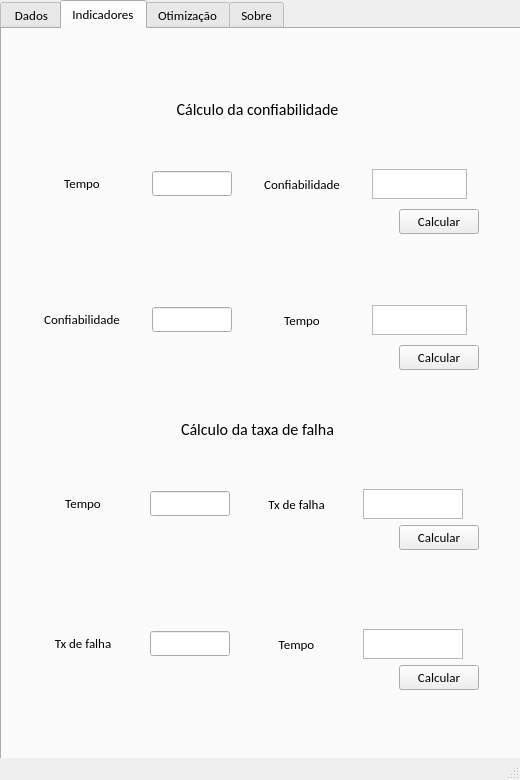
Qt form app/app_gui.ui (LukeKort/OCM) before a commit.
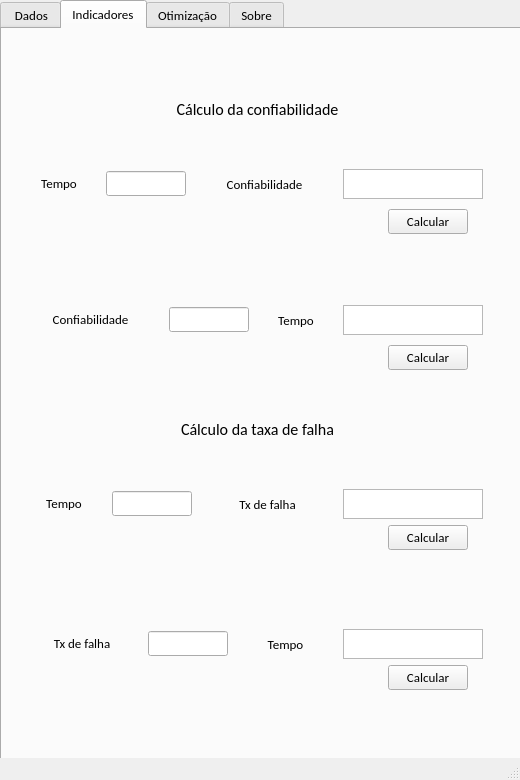
The same form after that commit. The open tabs and pages were chosen to show the change. Icons and pictures are not drawn.

```diff
--- a/app/app_gui.ui
+++ b/app/app_gui.ui
@@ -717,13 +717,13 @@
              <widget class="QLabel" name="label_8">
               <property name="sizePolicy">
                <sizepolicy hsizetype="Expanding" vsizetype="Fixed">
-                <horstretch>100</horstretch>
+                <horstretch>60</horstretch>
                 <verstretch>0</verstretch>
                </sizepolicy>
               </property>
               <property name="minimumSize">
                <size>
-                <width>120</width>
+                <width>60</width>
                 <height>0</height>
                </size>
               </property>
@@ -782,13 +782,13 @@
              <widget class="QLabel" name="label_9">
               <property name="sizePolicy">
                <sizepolicy hsizetype="Minimum" vsizetype="Preferred">
-                <horstretch>100</horstretch>
+                <horstretch>110</horstretch>
                 <verstretch>0</verstretch>
                </sizepolicy>
               </property>
               <property name="minimumSize">
                <size>
-                <width>120</width>
+                <width>110</width>
                 <height>0</height>
                </size>
               </property>
@@ -808,12 +808,23 @@
             </item>
             <item>
              <widget class="QTextBrowser" name="exibir_conf_para_tempo">
+              <property name="sizePolicy">
+               <sizepolicy hsizetype="Expanding" vsizetype="Expanding">
+                <horstretch>140</horstretch>
+                <verstretch>0</verstretch>
+               </sizepolicy>
+              </property>
               <property name="maximumSize">
                <size>
-                <width>100</width>
+                <width>140</width>
                 <height>30</height>
                </size>
               </property>
+              <property name="font">
+               <font>
+                <stylestrategy>PreferDefault</stylestrategy>
+               </font>
+              </property>
              </widget>
             </item>
             <item>
@@ -823,8 +834,8 @@
               </property>
               <property name="sizeHint" stdset="0">
                <size>
-                <width>40</width>
-                <height>20</height>
+                <width>20</width>
+                <height>10</height>
                </size>
               </property>
              </spacer>
@@ -863,7 +874,7 @@
               </property>
               <property name="sizeHint" stdset="0">
                <size>
-                <width>24</width>
+                <width>35</width>
                 <height>20</height>
                </size>
               </property>
@@ -890,7 +901,7 @@
              <widget class="QLabel" name="label_13">
               <property name="sizePolicy">
                <sizepolicy hsizetype="Expanding" vsizetype="Fixed">
-                <horstretch>100</horstretch>
+                <horstretch>110</horstretch>
                 <verstretch>0</verstretch>
                </sizepolicy>
               </property>
@@ -955,13 +966,13 @@
              <widget class="QLabel" name="label_14">
               <property name="sizePolicy">
                <sizepolicy hsizetype="Minimum" vsizetype="Preferred">
-                <horstretch>100</horstretch>
+                <horstretch>60</horstretch>
                 <verstretch>0</verstretch>
                </sizepolicy>
               </property>
               <property name="minimumSize">
                <size>
-                <width>120</width>
+                <width>60</width>
                 <height>0</height>
                </size>
               </property>
@@ -981,9 +992,15 @@
             </item>
             <item>
              <widget class="QTextBrowser" name="exibir_tempo_para_conf">
+              <property name="sizePolicy">
+               <sizepolicy hsizetype="Expanding" vsizetype="Expanding">
+                <horstretch>140</horstretch>
+                <verstretch>0</verstretch>
+               </sizepolicy>
+              </property>
               <property name="maximumSize">
                <size>
-                <width>100</width>
+                <width>140</width>
                 <height>30</height>
                </size>
               </property>
@@ -996,7 +1013,7 @@
               </property>
               <property name="sizeHint" stdset="0">
                <size>
-                <width>40</width>
+                <width>20</width>
                 <height>20</height>
                </size>
               </property>
@@ -1036,7 +1053,7 @@
               </property>
               <property name="sizeHint" stdset="0">
                <size>
-                <width>24</width>
+                <width>35</width>
                 <height>20</height>
                </size>
               </property>
@@ -1062,13 +1079,13 @@
              <widget class="QLabel" name="label_10">
               <property name="sizePolicy">
                <sizepolicy hsizetype="Expanding" vsizetype="Fixed">
-                <horstretch>100</horstretch>
+                <horstretch>60</horstretch>
                 <verstretch>0</verstretch>
                </sizepolicy>
               </property>
               <property name="minimumSize">
                <size>
-                <width>120</width>
+                <width>60</width>
                 <height>0</height>
                </size>
               </property>
@@ -1153,9 +1170,15 @@
             </item>
             <item>
              <widget class="QTextBrowser" name="exibir_falha_para_tempo">
+              <property name="minimumSize">
+               <size>
+                <width>140</width>
+                <height>0</height>
+               </size>
+              </property>
               <property name="maximumSize">
                <size>
-                <width>100</width>
+                <width>140</width>
                 <height>30</height>
                </size>
               </property>
@@ -1168,7 +1191,7 @@
               </property>
               <property name="sizeHint" stdset="0">
                <size>
-                <width>40</width>
+                <width>20</width>
                 <height>20</height>
                </size>
               </property>
@@ -1208,7 +1231,7 @@
               </property>
               <property name="sizeHint" stdset="0">
                <size>
-                <width>24</width>
+                <width>35</width>
                 <height>20</height>
                </size>
               </property>
@@ -1306,7 +1329,7 @@
               </property>
               <property name="minimumSize">
                <size>
-                <width>120</width>
+                <width>60</width>
                 <height>0</height>
                </size>
               </property>
@@ -1326,9 +1349,15 @@
             </item>
             <item>
              <widget class="QTextBrowser" name="exibir_tempo_p_falha">
+              <property name="minimumSize">
+               <size>
+                <width>140</width>
+                <height>0</height>
+               </size>
+              </property>
               <property name="maximumSize">
                <size>
-                <width>100</width>
+                <width>140</width>
                 <height>30</height>
                </size>
               </property>
@@ -1341,7 +1370,7 @@
               </property>
               <property name="sizeHint" stdset="0">
                <size>
-                <width>40</width>
+                <width>20</width>
                 <height>20</height>
                </size>
               </property>
@@ -1381,7 +1410,7 @@
               </property>
               <property name="sizeHint" stdset="0">
                <size>
-                <width>24</width>
+                <width>35</width>
                 <height>20</height>
                </size>
               </property>
```
Left out of the diff: 57 changed lines with no effect on the pictures.
